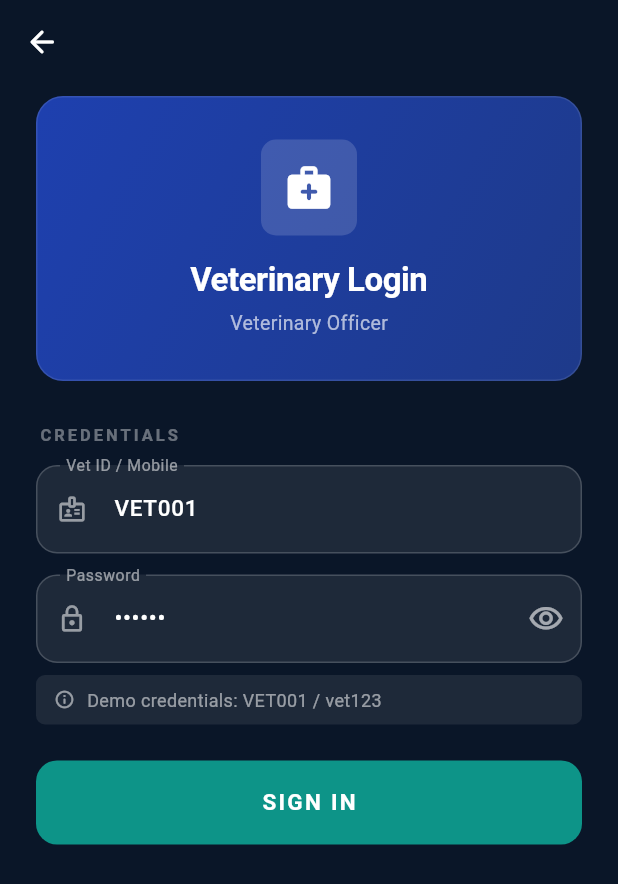
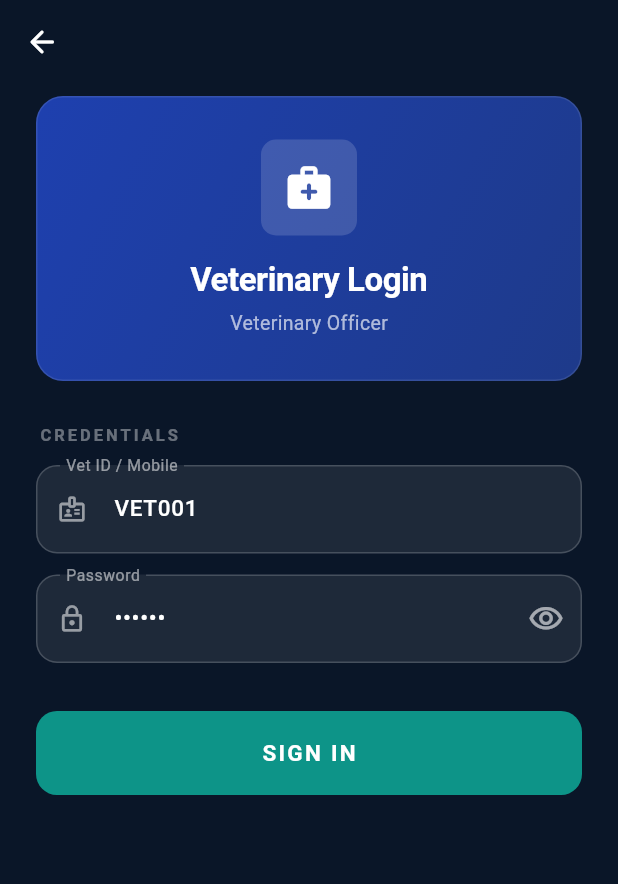
Before and after one commit to sanjay20062512/SMART-LIVESTOCK, a Flutter app: the screen it shows after launch, after a tap on "Veterinarian", on a phone screen of 412 x 824 dp. Shown: the top 884 px of the screen. Run offline on Flutter 3.47's test engine with Material 3 defaults, Android fonts, the phone set to English and light mode, and no system bars; our stand-ins replace shared_preferences; accounts and stored records are empty; network calls fail.

Commit message:
removed demo mode

```diff
--- a/Farmer/flutter_app/lib/main.dart
+++ b/Farmer/flutter_app/lib/main.dart
@@ -438,23 +438,6 @@ class __VetLoginScreenState extends State<_VetLoginScreen> {
               onPressed: () => setState(() => _obscure = !_obscure),
             )),
         const SizedBox(height: 8),
-        Container(
-          padding: const EdgeInsets.symmetric(horizontal: 12, vertical: 8),
-          decoration: BoxDecoration(
-            color: Colors.white.withValues(alpha: 0.08),
-            borderRadius: AppRadius.xsRadius,
-          ),
-          child: Row(
-            children: [
-              const Icon(Icons.info_outline_rounded, size: 14, color: Colors.white54),
-              const SizedBox(width: 8),
-              const Text(
-                'Demo credentials: VET001 / vet123',
-                style: TextStyle(color: Colors.white54, fontSize: 12),
-              ),
-            ],
-          ),
-        ),
       ],
       loading: _loading,
       onLogin: _login,
@@ -523,23 +506,6 @@ class __GovtLoginScreenState extends State<_GovtLoginScreen> {
               onPressed: () => setState(() => _obscure = !_obscure),
             )),
         const SizedBox(height: 8),
-        Container(
-          padding: const EdgeInsets.symmetric(horizontal: 12, vertical: 8),
-          decoration: BoxDecoration(
-            color: Colors.white.withValues(alpha: 0.08),
-            borderRadius: AppRadius.xsRadius,
-          ),
-          child: Row(
-            children: [
-              const Icon(Icons.info_outline_rounded, size: 14, color: Colors.white54),
-              const SizedBox(width: 8),
-              const Text(
-                'Demo credentials: GOV001 / gov123',
-                style: TextStyle(color: Colors.white54, fontSize: 12),
-              ),
-            ],
-          ),
-        ),
       ],
       loading: _loading,
       onLogin: _login,
--- a/Farmer/flutter_app/lib/screens/govt/widgets/govt_create_campaign_dialog.dart
+++ b/Farmer/flutter_app/lib/screens/govt/widgets/govt_create_campaign_dialog.dart
@@ -48,7 +48,6 @@ class _GovtCreateCampaignDialogState extends State<GovtCreateCampaignDialog> {
   int _currentStep = 1;
 
   // Step 1: Area Selection
-  final String _selectedState = 'Maharashtra';
   late String _selectedDistrict;
   late String _selectedBlock;
   final Set<String> _selectedVillages = {};
@@ -548,7 +547,7 @@ class _GovtCreateCampaignDialogState extends State<GovtCreateCampaignDialog> {
             child: ListView.separated(
               shrinkWrap: true,
               itemCount: availableVillages.length,
-              separatorBuilder: (_, __) => const Divider(height: 1, color: GovtColors.border),
+              separatorBuilder: (_, _) => const Divider(height: 1, color: GovtColors.border),
               itemBuilder: (context, i) {
                 final v = availableVillages[i];
                 final isChecked = _selectedVillages.contains(v);
```
